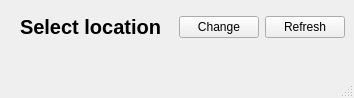
Old version of the form src/ui/MainWindow.ui in the repository hidden-life/AtmoSense.
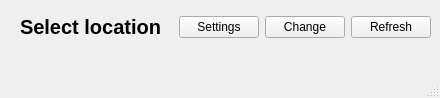
New version of the form. Custom widgets are drawn as their Qt base class.

Commit message: Fix display text on main window while change settings button clicked

The edit to the form file:
```diff
--- a/src/ui/MainWindow.ui
+++ b/src/ui/MainWindow.ui
@@ -27,6 +27,13 @@
         </property>
        </widget>
       </item>
+      <item>
+       <widget class="QPushButton" name="settingsButton">
+        <property name="text">
+         <string>Settings</string>
+        </property>
+       </widget>
+      </item>
       <item>
        <spacer name="hSpacer">
         <property name="orientation">
```
The commit also changes 4 other files.
